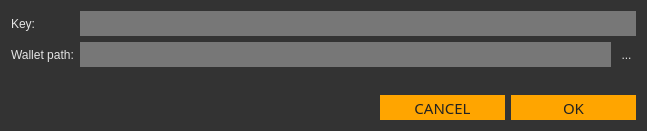
Qt form src/gui/ui/importkeydialog.ui (ConcealNetwork/conceal-desktop) before a commit.
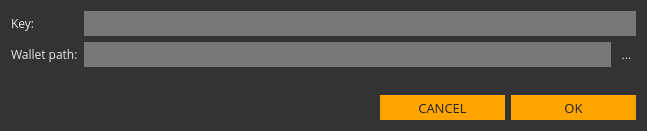
The same form after that commit.

What changed in the file:
```diff
--- a/src/gui/ui/importkeydialog.ui
+++ b/src/gui/ui/importkeydialog.ui
@@ -24,7 +24,7 @@
       <widget class="QLabel" name="label">
        <property name="font">
         <font>
-         <family>Arial</family>
+         <family>Open Sans</family>
          <pointsize>9</pointsize>
         </font>
        </property>
@@ -43,7 +43,7 @@
        </property>
        <property name="font">
         <font>
-         <family>Arial</family>
+         <family>Open Sans</family>
          <pointsize>9</pointsize>
         </font>
        </property>
@@ -58,7 +58,7 @@
       <widget class="QLabel" name="label_2">
        <property name="font">
         <font>
-         <family>Arial</family>
+         <family>Open Sans</family>
          <pointsize>9</pointsize>
         </font>
        </property>
@@ -77,7 +77,7 @@
        </property>
        <property name="font">
         <font>
-         <family>Arial</family>
+         <family>Open Sans</family>
          <pointsize>9</pointsize>
         </font>
        </property>
@@ -135,8 +135,8 @@
        </property>
        <property name="font">
         <font>
-         <family>Oswald</family>
-         <pointsize>11</pointsize>
+         <family>Open Sans</family>
+         <pointsize>10</pointsize>
         </font>
        </property>
        <property name="styleSheet">
@@ -157,8 +157,8 @@
        </property>
        <property name="font">
         <font>
-         <family>Oswald</family>
-         <pointsize>11</pointsize>
+         <family>Open Sans</family>
+         <pointsize>10</pointsize>
         </font>
        </property>
        <property name="styleSheet">
```
